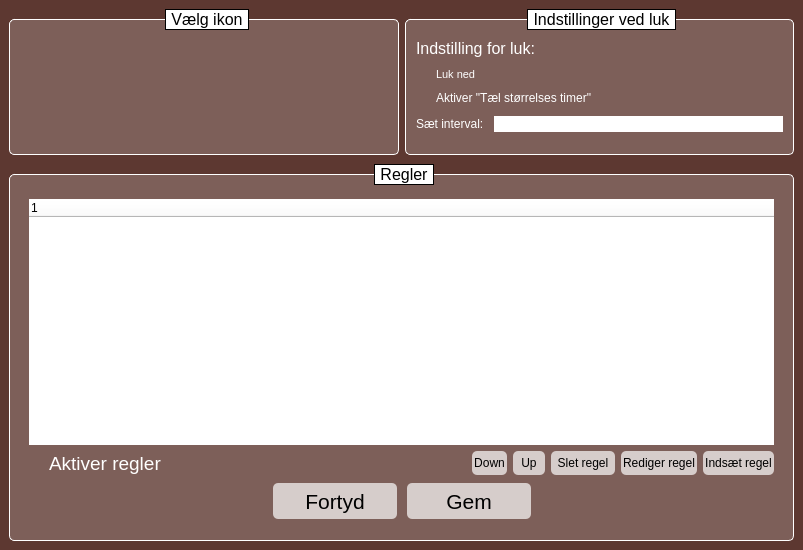
Cannabis2013/FileMover, file settingsWindow.ui: the form before one commit.
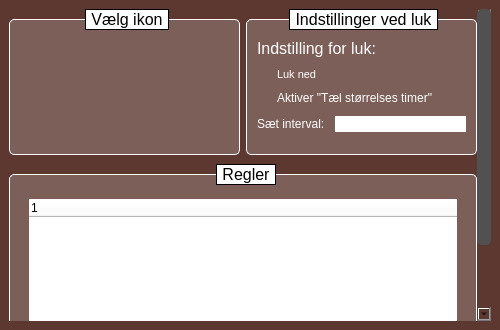
The form after the commit.

The edit to the form file:
```diff
--- a/settingsWindow.ui
+++ b/settingsWindow.ui
@@ -6,26 +6,20 @@
    <rect>
     <x>0</x>
     <y>0</y>
-    <width>803</width>
-    <height>550</height>
+    <width>500</width>
+    <height>330</height>
    </rect>
   </property>
   <property name="sizePolicy">
-   <sizepolicy hsizetype="Fixed" vsizetype="Fixed">
+   <sizepolicy hsizetype="Expanding" vsizetype="Expanding">
     <horstretch>0</horstretch>
     <verstretch>0</verstretch>
    </sizepolicy>
   </property>
   <property name="minimumSize">
    <size>
-    <width>803</width>
-    <height>550</height>
-   </size>
-  </property>
-  <property name="maximumSize">
-   <size>
-    <width>803</width>
-    <height>550</height>
+    <width>500</width>
+    <height>0</height>
    </size>
   </property>
   <property name="windowTitle">
@@ -162,8 +156,8 @@
           <rect>
            <x>0</x>
            <y>0</y>
-           <width>785</width>
-           <height>532</height>
+           <width>468</width>
+           <height>413</height>
           </rect>
          </property>
          <property name="styleSheet">
```
Left out of the diff: 6 changed lines with no effect on the pictures.
